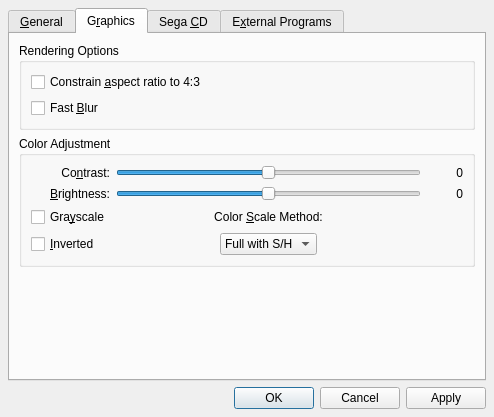
Before: the Qt Designer form src/gens-qt4/ui/GeneralConfigWindow.ui in GerbilSoft/gens-gs-ii, drawn with Qt 5.
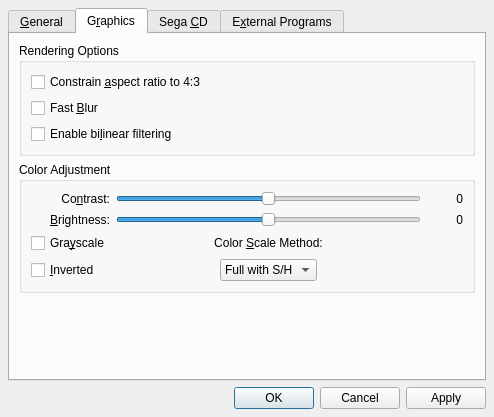
After: the same form once the commit is applied. The open tabs and pages were chosen to show the change. Custom widgets are drawn as their Qt base class.

Commit message:
[gens-qt4] Added an option for enabling/disabling bilinear filtering.
GensConfig.cpp: Added the bilinearFilter property to [Graphics].

GeneralConfigWindow.cpp: Added chkBilinearFilter save/load support.

GeneralConfigWindow_slots.cpp: Added a slot for chkBilinearFilter's toggled() signal.

ui/GeneralConfigWindow.ui: Added chkBilinearFilter.

VBackend/: Added bilinear filtering support to VBackend and GensQGLWidget.

The edit to the form file:
```diff
--- a/src/gens-qt4/ui/GeneralConfigWindow.ui
+++ b/src/gens-qt4/ui/GeneralConfigWindow.ui
@@ -329,6 +329,13 @@
              </property>
             </widget>
            </item>
+           <item>
+            <widget class="QCheckBox" name="chkBilinearFilter">
+             <property name="text">
+              <string>Enable bi&amp;linear filtering</string>
+             </property>
+            </widget>
+           </item>
           </layout>
          </widget>
         </item>
```
Left out of the diff: 33 changed lines with no effect on the pictures. The commit also changes 9 other files.
